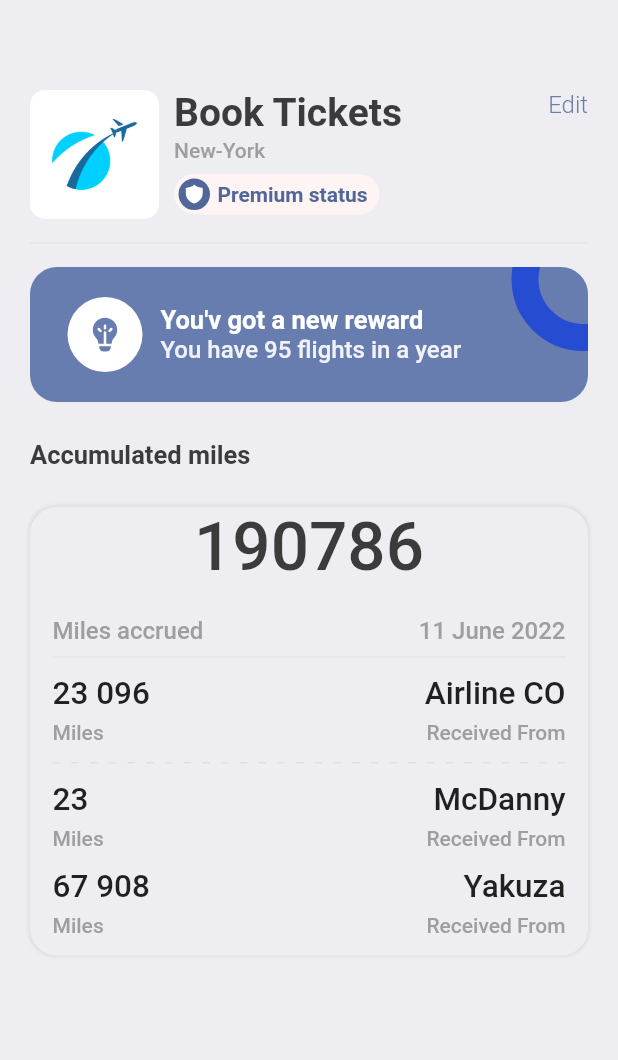
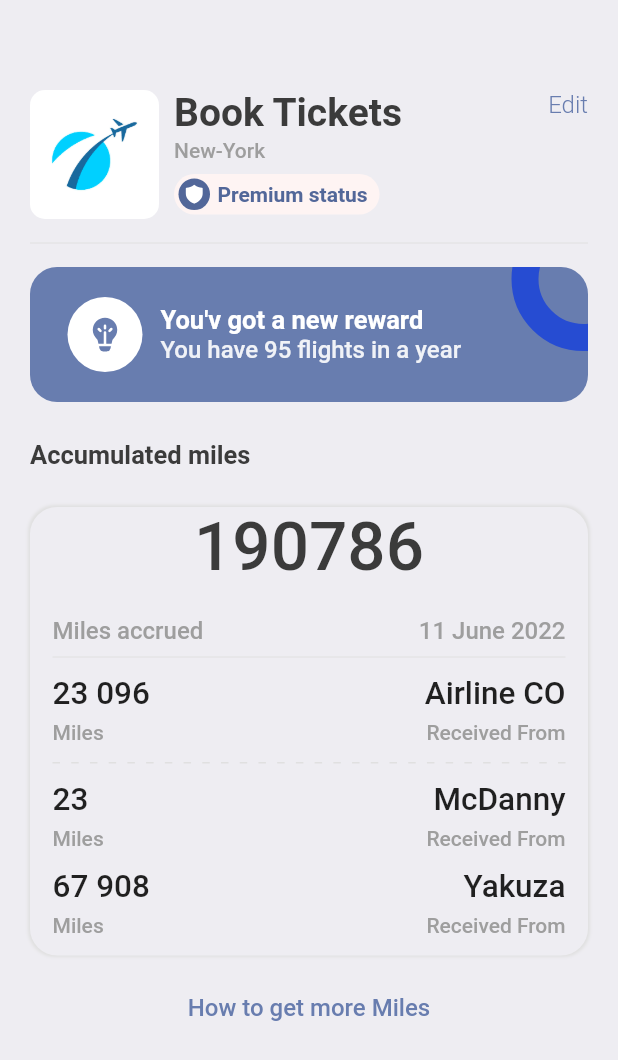
Before and after one commit to theclassical-dev/flutter-ticketTest, a Flutter app: the ProfileScreen screen opened directly, on a phone screen of 412 x 824 dp. Shown: the top 1060 px of the screen. Run offline on Flutter 3.47's test engine with Material 2 defaults, Android fonts, the phone set to English and light mode, and no system bars; our stand-ins replace barcode_widget, fluentui_icons, gap, get.

Commit message:
tickTest refresher course completed

```diff
--- a/lib/screens/profile_screen.dart
+++ b/lib/screens/profile_screen.dart
@@ -212,6 +212,15 @@ class ProfileScreen extends StatelessWidget {
 
               ],
             ),
+          ),
+          Gap(AppLayout.getHeight(25)),
+          InkWell(
+            onTap: ()=>print("i dey work ooo"),
+            child: Center(
+              child: Text("How to get more Miles",
+                style: Styles.textStyle.copyWith(color: Styles.primaryColor, fontWeight: FontWeight.w500),
+              ),
+            ),
           )
         ],
       ),
```
